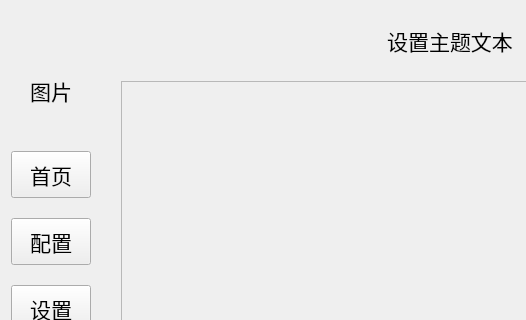
First picture: the form in include/DGLABClient.ui, repository CrimsonSeraph/DG-LAB-Client, before the edit; both pictures show x 0 to 526 and y 0 to 320 of the 800 by 600 pixel window.
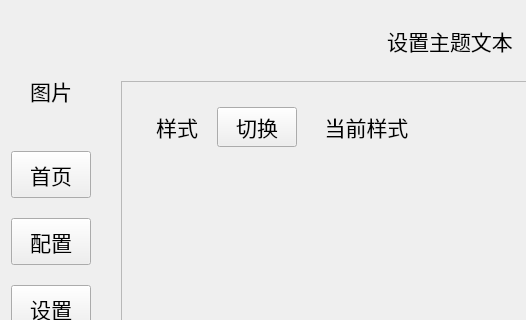
Second picture: the form after the edit. The open tabs and pages were chosen to show the change.

Patch:
```diff
--- a/include/DGLABClient.ui
+++ b/include/DGLABClient.ui
@@ -611,7 +611,7 @@
               <verstretch>0</verstretch>
              </sizepolicy>
             </property>
-            <layout class="QGridLayout" name="gridLayout_3">
+            <layout class="QGridLayout" name="gridLayout_3" columnstretch="1,1" columnminimumwidth="1,1">
              <property name="leftMargin">
               <number>0</number>
              </property>
@@ -656,22 +656,150 @@
                  <verstretch>0</verstretch>
                 </sizepolicy>
                </property>
-               <layout class="QVBoxLayout" name="verticalLayout">
+               <layout class="QVBoxLayout" name="verticalLayout" stretch="1,1,1,1,1,1,1,1">
                 <property name="spacing">
-                 <number>0</number>
+                 <number>5</number>
                 </property>
                 <property name="leftMargin">
-                 <number>0</number>
+                 <number>5</number>
                 </property>
                 <property name="topMargin">
-                 <number>0</number>
+                 <number>5</number>
                 </property>
                 <property name="rightMargin">
-                 <number>0</number>
+                 <number>5</number>
                 </property>
                 <property name="bottomMargin">
-                 <number>0</number>
+                 <number>5</number>
                 </property>
+                <item>
+                 <widget class="QWidget" name="style_mode" native="true">
+                  <property name="sizePolicy">
+                   <sizepolicy hsizetype="Preferred" vsizetype="Preferred">
+                    <horstretch>0</horstretch>
+                    <verstretch>0</verstretch>
+                   </sizepolicy>
+                  </property>
+                  <layout class="QHBoxLayout" name="horizontalLayout_7" stretch="1,1,2">
+                   <property name="spacing">
+                    <number>10</number>
+                   </property>
+                   <property name="leftMargin">
+                    <number>20</number>
+                   </property>
+                   <property name="topMargin">
+                    <number>20</number>
+                   </property>
+                   <property name="rightMargin">
+                    <number>20</number>
+                   </property>
+                   <property name="bottomMargin">
+                    <number>20</number>
+                   </property>
+                   <item>
+                    <widget class="QLabel" name="style_mode_label">
+                     <property name="sizePolicy">
+                      <sizepolicy hsizetype="Preferred" vsizetype="Preferred">
+                       <horstretch>0</horstretch>
+                       <verstretch>0</verstretch>
+                      </sizepolicy>
+                     </property>
+                     <property name="font">
+                      <font>
+                       <pointsize>16</pointsize>
+                      </font>
+                     </property>
+                     <property name="text">
+                      <string>样式</string>
+                     </property>
+                     <property name="alignment">
+                      <set>Qt::AlignmentFlag::AlignCenter</set>
+                     </property>
+                    </widget>
+                   </item>
+                   <item>
+                    <widget class="QPushButton" name="change_style_mode_btn">
+                     <property name="sizePolicy">
+                      <sizepolicy hsizetype="Preferred" vsizetype="Preferred">
+                       <horstretch>0</horstretch>
+                       <verstretch>0</verstretch>
+                      </sizepolicy>
+                     </property>
+                     <property name="font">
+                      <font>
+                       <pointsize>16</pointsize>
+                      </font>
+                     </property>
+                     <property name="text">
+                      <string>切换</string>
+                     </property>
+                    </widget>
+                   </item>
+                   <item>
+                    <widget class="QLabel" name="current_style_mode">
+                     <property name="font">
+                      <font>
+                       <pointsize>16</pointsize>
+                      </font>
+                     </property>
+                     <property name="text">
+                      <string>当前样式</string>
+                     </property>
+                     <property name="alignment">
+                      <set>Qt::AlignmentFlag::AlignCenter</set>
+                     </property>
+                    </widget>
+                   </item>
+                  </layout>
+                 </widget>
+                </item>
+                <item>
+                 <widget class="QWidget" name="horizontalWidget1" native="true">
+                  <property name="sizePolicy">
+                   <sizepolicy hsizetype="Preferred" vsizetype="Preferred">
+                    <horstretch>0</horstretch>
+                    <verstretch>0</verstretch>
+                   </sizepolicy>
+                  </property>
+                  <property name="minimumSize">
+                   <size>
+                    <width>0</width>
+                    <height>0</height>
+                   </size>
+                  </property>
+                  <layout class="QHBoxLayout" name="horizontalLayout_6"/>
+                 </widget>
+                </item>
+                <item>
+                 <widget class="QWidget" name="horizontalWidget2" native="true">
+                  <layout class="QHBoxLayout" name="horizontalLayout_8"/>
+                 </widget>
+                </item>
+                <item>
+                 <widget class="QWidget" name="horizontalWidget4" native="true">
+                  <layout class="QHBoxLayout" name="horizontalLayout_9"/>
+                 </widget>
+                </item>
+                <item>
+                 <widget class="QWidget" name="horizontalWidget3" native="true">
+                  <layout class="QHBoxLayout" name="horizontalLayout_10"/>
+                 </widget>
+                </item>
+                <item>
+                 <widget class="QWidget" name="horizontalWidget6" native="true">
+                  <layout class="QHBoxLayout" name="horizontalLayout_11"/>
+                 </widget>
+                </item>
+                <item>
+                 <widget class="QWidget" name="horizontalWidget5" native="true">
+                  <layout class="QHBoxLayout" name="horizontalLayout_12"/>
+                 </widget>
+                </item>
+                <item>
+                 <widget class="QWidget" name="horizontalWidget7" native="true">
+                  <layout class="QHBoxLayout" name="horizontalLayout_13"/>
+                 </widget>
+                </item>
                </layout>
               </widget>
              </item>
```
Left out of the diff: 10 changed lines with no effect on the pictures.
